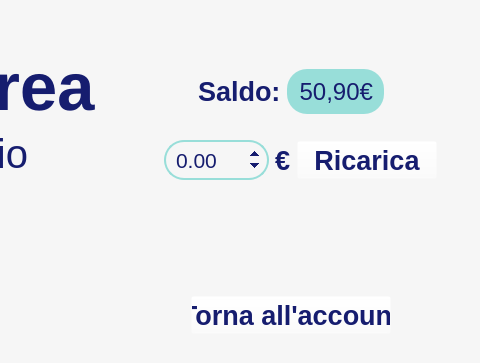
Before: the Qt Designer form UI/SportArea-Portafoglio.ui in NicolaB01/SportArea, drawn with Qt 5; both pictures show x 300 to 780 and y 137 to 500 of the 780 by 500 pixel window.
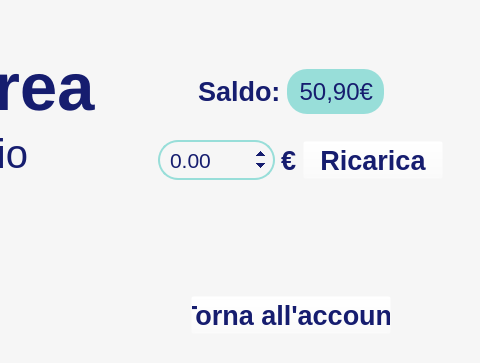
After: the same form once the commit is applied. Icons and pictures are not drawn.

The edit to the form file:
```diff
--- a/UI/SportArea-Portafoglio.ui
+++ b/UI/SportArea-Portafoglio.ui
@@ -342,6 +342,9 @@
 
 </string>
                 </property>
+                <property name="maximum">
+                 <double>999.000000000000000</double>
+                </property>
                </widget>
               </item>
               <item>
```
